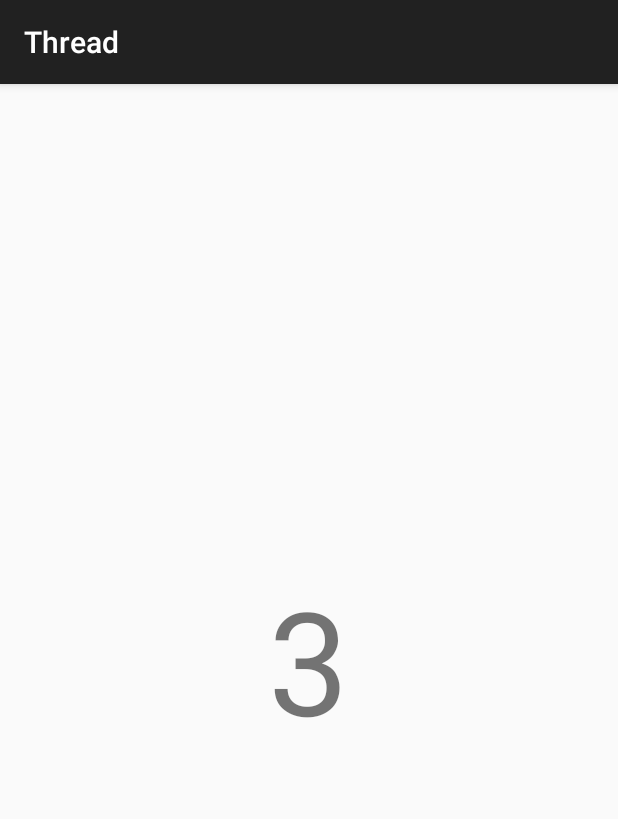
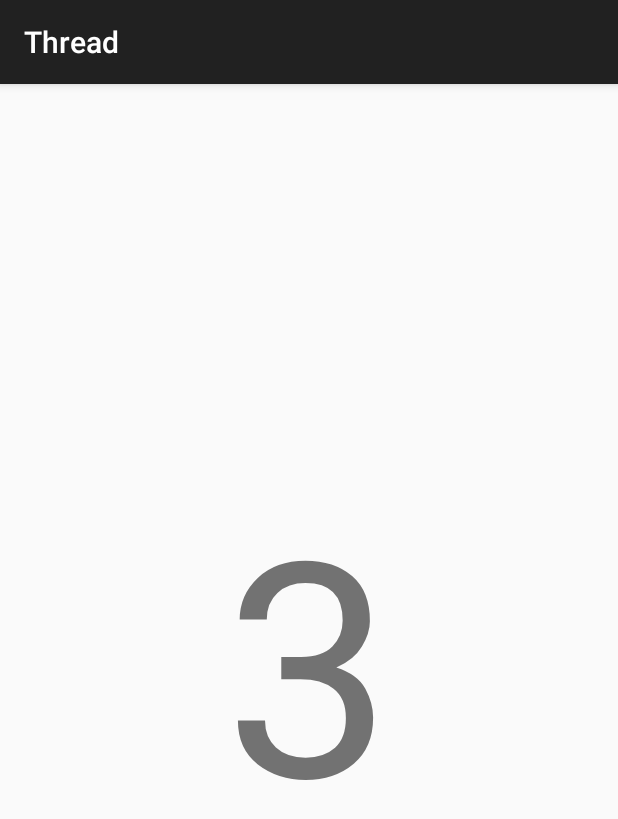
Before and after one commit to vwarship/Samples, an Android app: the screen it shows after launch (MainActivity), on a phone screen of 412 x 824 dp. Shown: the top 819 px of the screen. Run offline under Robolectric (Android 15) with nearby library versions, the phone set to English and light mode, and no system bars.

```diff
--- a/Android/Thread/app/src/main/res/layout/activity_main.xml
+++ b/Android/Thread/app/src/main/res/layout/activity_main.xml
@@ -9,6 +9,6 @@
         android:layout_centerVertical="true"
         android:layout_centerHorizontal="true"
          android:id="@+id/textView"
-        android:textSize="96sp"/>
+        android:textSize="200sp"/>
 
 </RelativeLayout>
```
Also changed, not shown: 2 other files.
